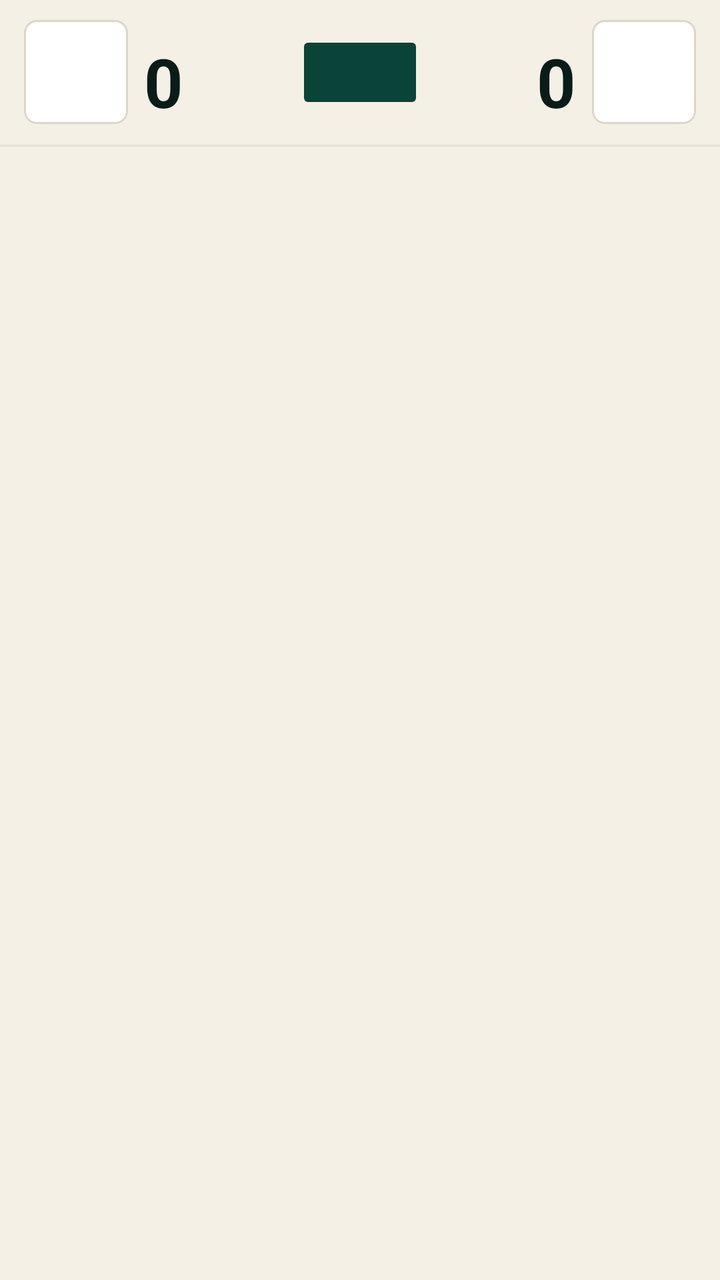
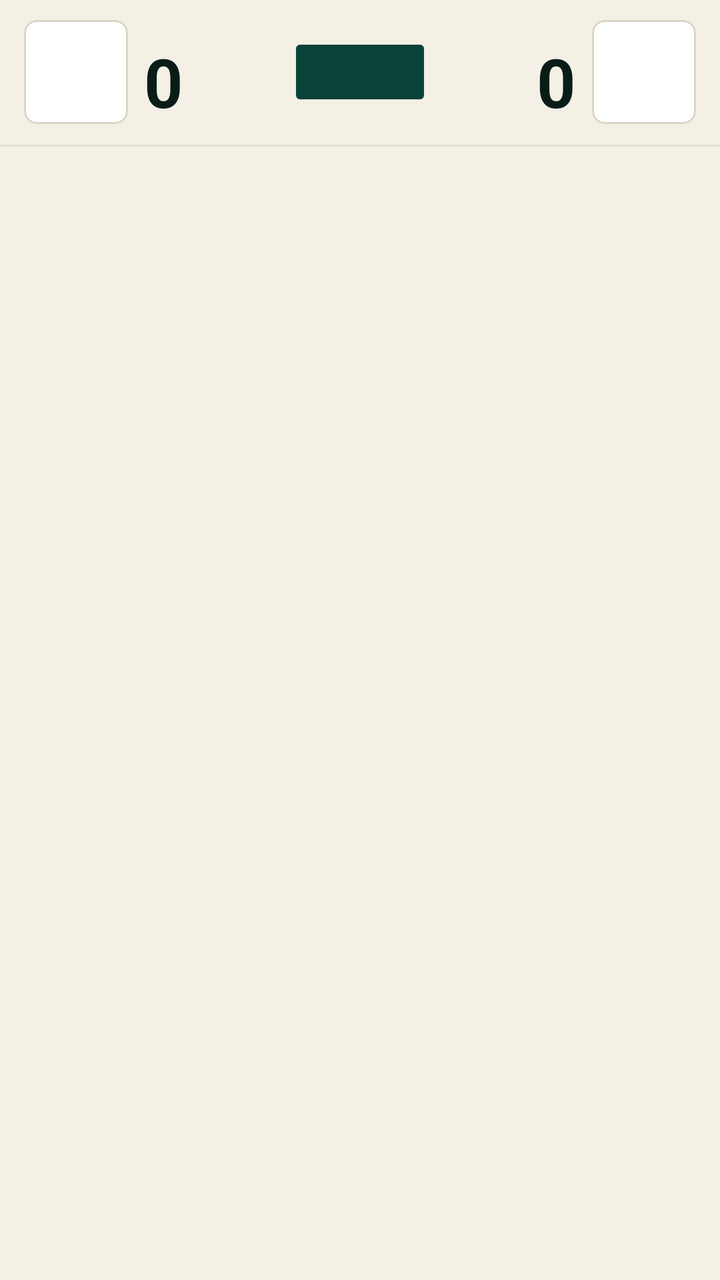

Two renders of the same Android screen: before a commit and after it. Below are the layout's source before the change and the commit's diff.
<!-- AndroidManifest.xml: fallback theme Theme.MaterialComponents.DayNight.NoActionBar -->
<!-- res/layout/live_activity.xml -->
<?xml version="1.0" encoding="utf-8"?>
<LinearLayout xmlns:android="http://schemas.android.com/apk/res/android"
    android:layout_width="match_parent"
    android:layout_height="wrap_content"
    android:background="#FFF4F0E6"
    android:orientation="vertical">

    
    <LinearLayout
        android:layout_width="match_parent"
        android:layout_height="wrap_content"
        android:gravity="center_vertical"
        android:orientation="horizontal"
        android:paddingStart="12dp"
        android:paddingEnd="12dp"
        android:paddingTop="10dp"
        android:paddingBottom="10dp">

        
        <LinearLayout
            android:layout_width="0dp"
            android:layout_height="wrap_content"
            android:layout_weight="1"
            android:gravity="center_vertical"
            android:orientation="horizontal">

            
            <FrameLayout
                android:id="@+id/team1_logo_frame"
                android:layout_width="52dp"
                android:layout_height="52dp"
                android:background="@drawable/live_logo_card_bg"
                android:padding="4dp">

                <ImageView
                    android:id="@+id/team1_image"
                    android:layout_width="match_parent"
                    android:layout_height="match_parent"
                    android:adjustViewBounds="true"
                    android:scaleType="fitCenter"
                    android:visibility="gone" />

                <TextView
                    android:id="@+id/team1_monogram"
                    android:layout_width="match_parent"
                    android:layout_height="match_parent"
                    android:gravity="center"
                    android:text="—"
                    android:textColor="#FF0A4438"
                    android:textSize="14sp"
                    android:textStyle="bold"
                    android:visibility="gone" />
            </FrameLayout>

            
            <LinearLayout
                android:layout_width="0dp"
                android:layout_height="wrap_content"
                android:layout_weight="1"
                android:layout_marginStart="8dp"
                android:orientation="vertical">

                <TextView
                    android:id="@+id/team1_abbrev"
                    android:layout_width="wrap_content"
                    android:layout_height="wrap_content"
                    android:ellipsize="end"
                    android:maxLines="1"
                    android:textColor="#FF5E6662"
                    android:textSize="9sp"
                    android:textStyle="bold" />

                <TextView
                    android:id="@+id/team1_score"
                    android:layout_width="wrap_content"
                    android:layout_height="wrap_content"
                    android:includeFontPadding="false"
                    android:text="0"
                    android:textColor="#FF0A1C18"
                    android:textSize="34sp"
                    android:textStyle="bold" />
            </LinearLayout>
        </LinearLayout>

        
        <TextView
            android:id="@+id/match_status"
            android:layout_width="wrap_content"
            android:layout_height="wrap_content"
            android:layout_marginHorizontal="6dp"
            android:background="@drawable/live_minute_chip"
            android:gravity="center"
            android:minWidth="56dp"
            android:includeFontPadding="false"
            android:paddingHorizontal="10dp"
            android:paddingVertical="6dp"
            android:text=""
            android:textColor="#FFFFFFFF"
            android:textSize="15sp"
            android:textStyle="bold" />

        
        <LinearLayout
            android:layout_width="0dp"
            android:layout_height="wrap_content"
            android:layout_weight="1"
            android:gravity="center_vertical|end"
            android:orientation="horizontal">

            
            <LinearLayout
                android:layout_width="0dp"
                android:layout_height="wrap_content"
                android:layout_weight="1"
                android:layout_marginEnd="8dp"
                android:gravity="end"
                android:orientation="vertical">

                <TextView
                    android:id="@+id/team2_abbrev"
                    android:layout_width="wrap_content"
                    android:layout_height="wrap_content"
                    android:ellipsize="end"
                    android:gravity="end"
                    android:maxLines="1"
                    android:textColor="#FF5E6662"
                    android:textSize="9sp"
                    android:textStyle="bold" />

                <TextView
                    android:id="@+id/team2_score"
                    android:layout_width="wrap_content"
                    android:layout_height="wrap_content"
                    android:gravity="end"
                    android:includeFontPadding="false"
                    android:text="0"
                    android:textColor="#FF0A1C18"
                    android:textSize="34sp"
                    android:textStyle="bold" />
            </LinearLayout>

            
            <FrameLayout
                android:id="@+id/team2_logo_frame"
                android:layout_width="52dp"
                android:layout_height="52dp"
                android:background="@drawable/live_logo_card_bg"
                android:padding="4dp">

                <ImageView
                    android:id="@+id/team2_image"
                    android:layout_width="match_parent"
                    android:layout_height="match_parent"
                    android:adjustViewBounds="true"
                    android:scaleType="fitCenter"
                    android:visibility="gone" />

                <TextView
                    android:id="@+id/team2_monogram"
                    android:layout_width="match_parent"
                    android:layout_height="match_parent"
                    android:gravity="center"
                    android:text="—"
                    android:textColor="#FF0A4438"
                    android:textSize="14sp"
                    android:textStyle="bold"
                    android:visibility="gone" />
            </FrameLayout>
        </LinearLayout>
    </LinearLayout>

    
    <View
        android:id="@+id/event_separator"
        android:layout_width="match_parent"
        android:layout_height="1dp"
        android:background="#FFE6E0D1" />

    
    <LinearLayout
        android:id="@+id/event_bar"
        android:layout_width="match_parent"
        android:layout_height="wrap_content"
        android:gravity="center_vertical"
        android:orientation="horizontal"
        android:paddingStart="12dp"
        android:paddingEnd="12dp"
        android:paddingTop="8dp"
        android:paddingBottom="8dp"
        android:visibility="visible">

        
        <TextView
            android:id="@+id/last_event"
            android:layout_width="0dp"
            android:layout_height="wrap_content"
            android:layout_weight="1"
            android:ellipsize="end"
            android:maxLines="1"
            android:textColor="#FF0A1C18"
            android:textSize="10sp"
            android:textStyle="bold" />
    </LinearLayout>

    
    <ImageView android:id="@+id/team1_image_placeholder" android:layout_width="0dp" android:layout_height="0dp" android:visibility="gone" />
    <ImageView android:id="@+id/team2_image_placeholder" android:layout_width="0dp" android:layout_height="0dp" android:visibility="gone" />
    <Chronometer android:id="@+id/match_time" android:layout_width="0dp" android:layout_height="0dp" android:visibility="gone" />

</LinearLayout>
<!-- resources referenced by this layout -->
<resources>
  <!-- drawable live_logo_card_bg (drawable) -->
  <?xml version="1.0" encoding="utf-8"?>
  <shape xmlns:android="http://schemas.android.com/apk/res/android"
      android:shape="rectangle">
      <solid android:color="#FFFFFFFF" />
      <corners android:radius="6dp" />
      <stroke
          android:width="1dp"
          android:color="#FFDDD6C6" />
  </shape>
  <!-- drawable live_minute_chip (drawable) -->
  <?xml version="1.0" encoding="utf-8"?>
  <shape xmlns:android="http://schemas.android.com/apk/res/android"
      android:shape="rectangle">
      <solid android:color="#FF0A4438" />
      <corners android:radius="2dp" />
  </shape>
</resources>

<!-- the commit's change to res/layout/live_activity.xml (unified diff, before → after) -->
@@ -90,14 +90,19 @@
             android:layout_marginHorizontal="6dp"
             android:background="@drawable/live_minute_chip"
             android:gravity="center"
-            android:minWidth="56dp"
+            android:minWidth="64dp"
+            android:maxWidth="92dp"
             android:includeFontPadding="false"
-            android:paddingHorizontal="10dp"
+            android:paddingHorizontal="8dp"
             android:paddingVertical="6dp"
             android:text=""
             android:textColor="#FFFFFFFF"
-            android:textSize="15sp"
-            android:textStyle="bold" />
+            android:textSize="13sp"
+            android:textStyle="bold"
+            android:maxLines="1"
+            android:autoSizeTextType="uniform"
+            android:autoSizeMinTextSize="9sp"
+            android:autoSizeMaxTextSize="13sp" />
 
         
         <LinearLayout
